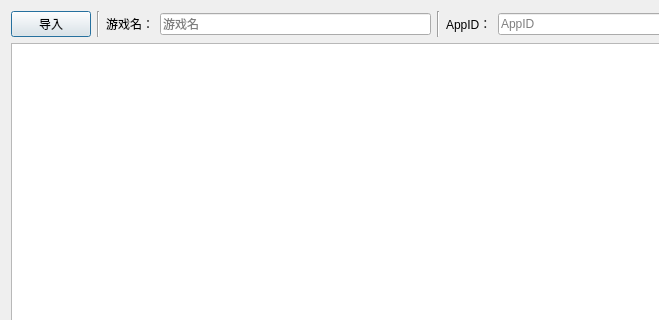
Before: the Qt Designer form addluafiledialog.ui in LTJJer/SteamTools-Manifest-Manager, drawn with Qt 5; both pictures show x 0 to 659 and y 0 to 320 of the 779 by 593 pixel window.
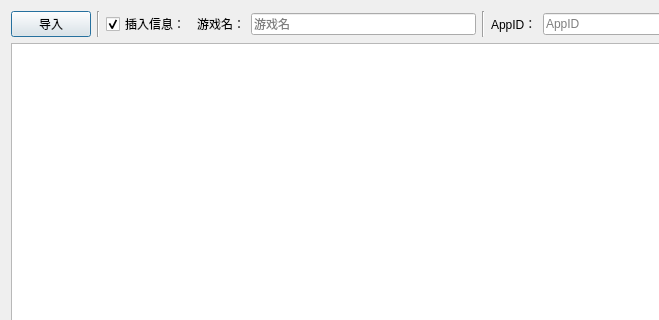
After: the same form once the commit is applied.

What changed in the file:
```diff
--- a/addluafiledialog.ui
+++ b/addluafiledialog.ui
@@ -36,6 +36,16 @@
        </property>
       </widget>
      </item>
+     <item>
+      <widget class="QCheckBox" name="chk_shouldInsertInfo">
+       <property name="text">
+        <string>插入信息：</string>
+       </property>
+       <property name="checked">
+        <bool>true</bool>
+       </property>
+      </widget>
+     </item>
      <item>
       <widget class="QLabel" name="label_2">
        <property name="text">
```
Left out of the diff: 42 changed lines with no effect on the pictures.
